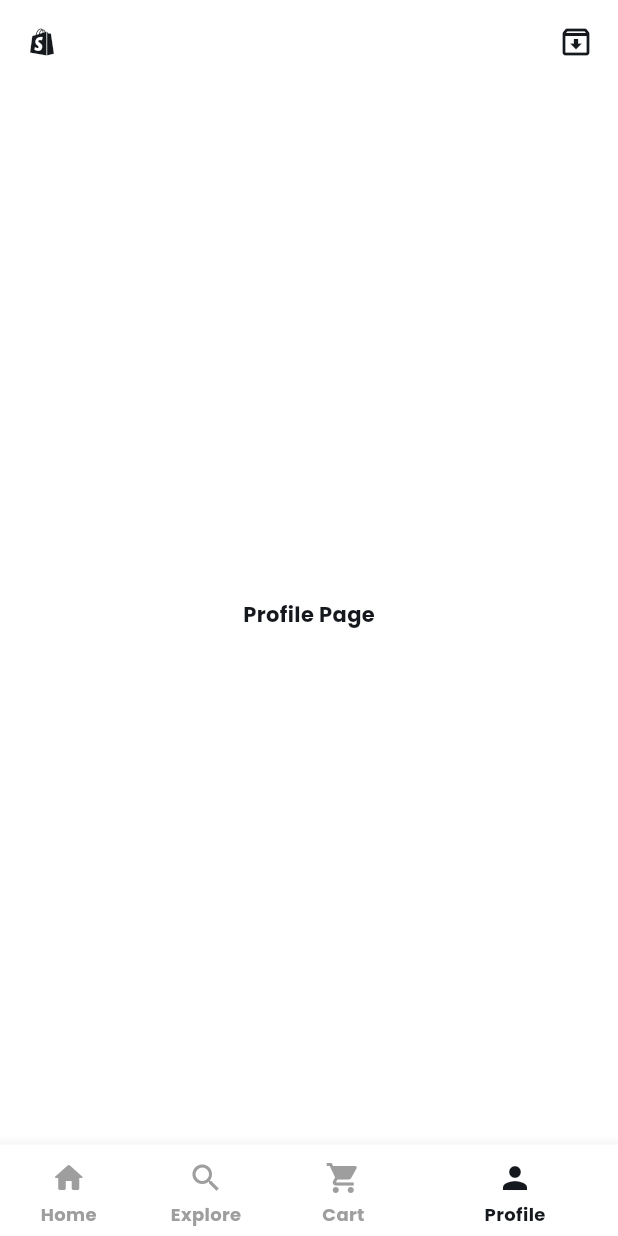
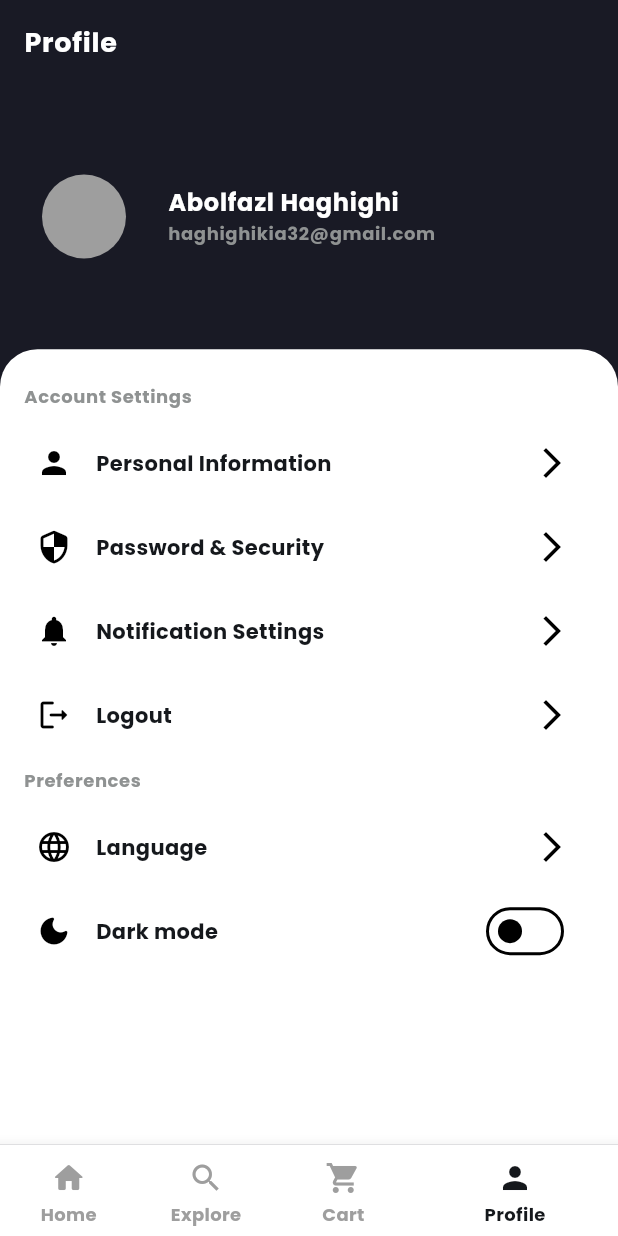
Before and after one commit to abolfazl-hqq/trend_buy, a Flutter app: the screen it shows once a user with an empty profile is signed in, item 4 of the bottom bar chosen, on a phone screen of 412 x 824 dp. Run offline on Flutter 3.47's test engine with Material 3 defaults, Android fonts, the phone set to English and light mode, and no system bars; our stand-ins replace firebase_auth, firebase_core, flutter_riverpod, google_fonts, liquid_pull_to_refresh; accounts and stored records are empty; network calls fail.

Commit message:
Profile screen

```diff
--- a/lib/main.dart
+++ b/lib/main.dart
@@ -47,6 +47,11 @@ class MainApp extends StatelessWidget {
       home: StreamBuilder(
         stream: FirebaseAuth.instance.authStateChanges(),
         builder: (context, snapshot) {
+          if (snapshot.connectionState == ConnectionState.waiting) {
+            return const Center(
+              child: CircularProgressIndicator(),
+            );
+          }
           if (snapshot.hasData) {
             return const HomeScreen();
           } else {
--- /dev/null
+++ b/lib/screens/profile_screen.dart
@@ -0,0 +1,150 @@
+import 'package:flutter/material.dart';
+
+class ProfileScreen extends StatefulWidget {
+  const ProfileScreen({super.key});
+
+  @override
+  State<ProfileScreen> createState() => _ProfileScreenState();
+}
+
+class _ProfileScreenState extends State<ProfileScreen> {
+  bool value = false;
+
+  void onChanged(bool newValue) {
+    setState(() {
+      value = newValue;
+    });
+  }
+
+  @override
+  Widget build(BuildContext context) {
+    return Scaffold(
+        backgroundColor: Theme.of(context).colorScheme.secondary,
+        appBar: AppBar(
+          backgroundColor: Theme.of(context).colorScheme.secondary,
+          title: Text(
+            'Profile',
+            style: Theme.of(context)
+                .textTheme
+                .bodyLarge!
+                .copyWith(fontSize: 18, color: Colors.white),
+          ),
+        ),
+        body: SafeArea(
+            child: Column(
+          children: [
+            Expanded(
+                flex: 1,
+                child: Container(
+                  color: Colors.transparent,
+                  child: Column(
+                    mainAxisAlignment: MainAxisAlignment.center,
+                    children: [
+                      ListTile(
+                        leading: const CircleAvatar(
+                          radius: 40,
+                          backgroundColor: Colors.grey,
+                        ),
+                        title: Text(
+                          'Abolfazl Haghighi',
+                          style: Theme.of(context)
+                              .textTheme
+                              .bodyLarge!
+                              .copyWith(color: Colors.white),
+                        ),
+                        subtitle: Text(
+                          'haghighikia32@gmail.com',
+                          style: Theme.of(context).textTheme.bodySmall!,
+                        ),
+                      ),
+                    ],
+                  ),
+                )),
+            Expanded(
+              flex: 3,
+              child: Container(
+                decoration: BoxDecoration(
+                    color: Theme.of(context).colorScheme.primary,
+                    borderRadius: const BorderRadius.only(
+                        topLeft: Radius.circular(25),
+                        topRight: Radius.circular(25))),
+                child: Padding(
+                  padding:
+                      const EdgeInsets.symmetric(vertical: 16.0, horizontal: 8),
+                  child: Column(
+                    crossAxisAlignment: CrossAxisAlignment.start,
+                    mainAxisAlignment: MainAxisAlignment.start,
+                    children: [
+                      Padding(
+                        padding: const EdgeInsets.all(8.0),
+                        child: Text('Account Settings',
+                            style: Theme.of(context).textTheme.bodySmall),
+                      ),
+                      ListTile(
+                        leading: const Icon(Icons.person),
+                        title: Text(
+                          'Personal Information',
+                          style: Theme.of(context).textTheme.bodyMedium,
+                        ),
+                        trailing: const Icon(Icons.arrow_forward_ios),
+                      ),
+                      ListTile(
+                        leading: const Icon(Icons.security_rounded),
+                        title: Text(
+                          'Password & Security',
+                          style: Theme.of(context).textTheme.bodyMedium,
+                        ),
+                        trailing: const Icon(Icons.arrow_forward_ios),
+                      ),
+                      ListTile(
+                        leading: const Icon(Icons.notifications),
+                        title: Text(
+                          'Notification Settings',
+                          style: Theme.of(context).textTheme.bodyMedium,
+                        ),
+                        trailing: const Icon(Icons.arrow_forward_ios),
+                      ),
+                      ListTile(
+                        leading: const Icon(Icons.logout_rounded),
+                        title: Text(
+                          'Logout',
+                          style: Theme.of(context).textTheme.bodyMedium,
+                        ),
+                        trailing: const Icon(Icons.arrow_forward_ios),
+                      ),
+                      Padding(
+                        padding: const EdgeInsets.all(8.0),
+                        child: Text('Preferences',
+                            style: Theme.of(context).textTheme.bodySmall),
+                      ),
+                      ListTile(
+                        leading: const Icon(Icons.language_rounded),
+                        title: Text(
+                          'Language',
+                          style: Theme.of(context).textTheme.bodyMedium,
+                        ),
+                        trailing: const Icon(Icons.arrow_forward_ios),
+                      ),
+                      ListTile(
+                        leading: const Icon(Icons.dark_mode_rounded),
+                        title: Text(
+                          'Dark mode',
+                          style: Theme.of(context).textTheme.bodyMedium,
+                        ),
+                        trailing: Switch.adaptive(
+                          onChanged: onChanged,
+                          value: value,
+                          activeTrackColor:
+                              Theme.of(context).colorScheme.secondary,
+                          activeColor: Colors.white,
+                        ),
+                      ),
+                    ],
+                  ),
+                ),
+              ),
+            ),
+          ],
+        )));
+  }
+}
```
Also changed, not shown: lib/screens/auth_screen.dart (+6 -4 lines), lib/screens/cart_screen.dart (+26 -3 lines), lib/screens/explore_screen.dart (+24 -1 lines), lib/screens/home_screen.dart (+23 -19 lines).
